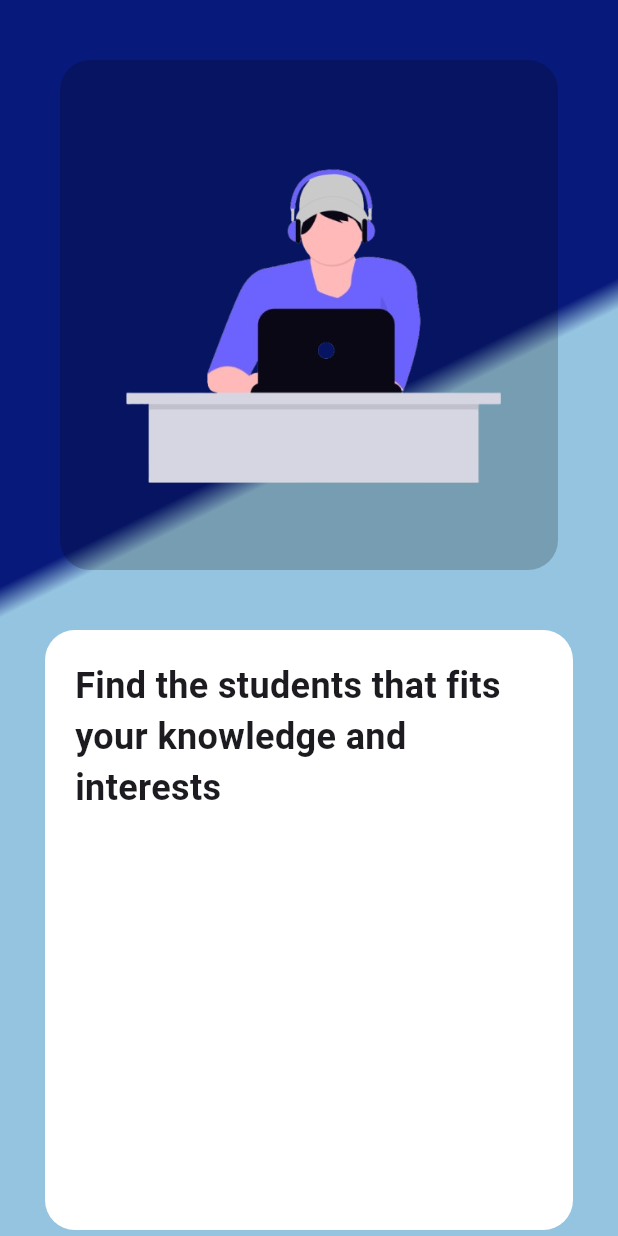
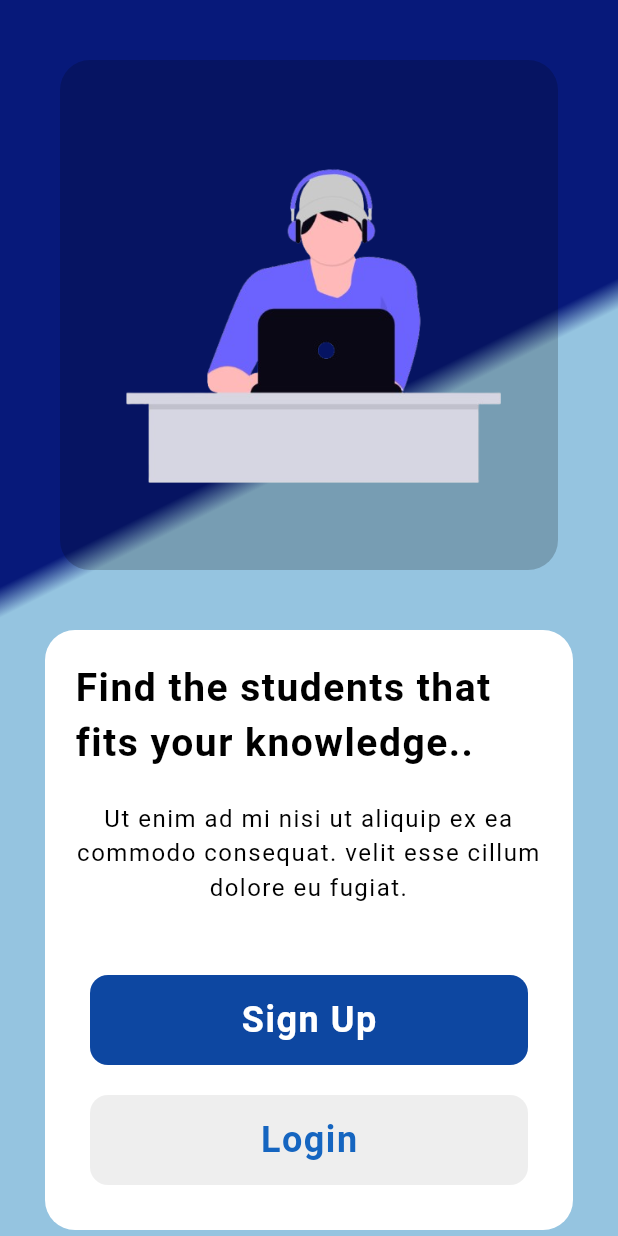
Before and after one commit to iamfarazbaloch/flutter_projects, a Flutter app: the screen it shows after launch, on a phone screen of 412 x 824 dp. Run offline on Flutter 3.47's test engine with Material 3 defaults, Android fonts, the phone set to English and light mode, and no system bars; our stand-ins replace cloud_firestore, firebase_auth, firebase_core, flutter_slidable, gap, google_fonts and 4 more; missing offline and left inert: agora_rtc_engine; accounts and stored records are empty.

Commit message:
complete welcome page

```diff
--- a/login_ui/lib/pages/splash_page.dart
+++ b/login_ui/lib/pages/splash_page.dart
@@ -1,4 +1,5 @@
 import 'package:flutter/material.dart';
+import 'package:gap/gap.dart';
 
 class SplashPage extends StatefulWidget {
   const SplashPage({super.key});
@@ -81,11 +82,39 @@ class _SplashPageState extends State<SplashPage> {
               child: Column(
                 children: [
                   Text(
-                    "Find the students that fits your knowledge and interests",
+                    "Find the students that fits your knowledge..",
                     style: TextStyle(
-                      fontSize: 24,
+                      fontSize: 26,
                       fontWeight: FontWeight.bold,
+                      letterSpacing: 1,
+                      color: Colors.black,
                     ),
+                  ),
+                  Gap(20),
+                  Text(
+                    "Ut enim ad mi nisi ut aliquip ex ea commodo consequat. velit esse cillum dolore eu fugiat.",
+                    textAlign: TextAlign.center,
+                    style: TextStyle(
+                      fontSize: 16,
+                      letterSpacing: 1,
+                      fontWeight: FontWeight.w400,
+                      color: Colors.black,
+                    ),
+                  ),
+                  Spacer(),
+                  _button(
+                    () {},
+                    'Sign Up',
+                    Colors.blue.shade900,
+                    Colors.white,
+                    context,
+                  ),
+                  _button(
+                    () {},
+                    'Login',
+                    Colors.grey.shade200,
+                    Colors.blue.shade800,
+                    context,
                   ),
                 ],
               ),
@@ -95,4 +124,35 @@ class _SplashPageState extends State<SplashPage> {
       ),
     );
   }
+
+  Widget _button(
+    void Function()? onTap,
+    String text,
+    Color color,
+    Color textColor,
+    BuildContext context,
+  ) {
+    return GestureDetector(
+      onTap: onTap,
+      child: Container(
+        margin: EdgeInsets.all(10),
+        alignment: Alignment.center,
+        height: 60,
+        width: double.infinity,
+        decoration: BoxDecoration(
+          color: color,
+          borderRadius: BorderRadius.circular(12),
+        ),
+        child: Text(
+          text,
+          style: TextStyle(
+            color: textColor,
+            fontSize: 24,
+            fontWeight: FontWeight.bold,
+            letterSpacing: 1,
+          ),
+        ),
+      ),
+    );
+  }
 }
--- a/login_ui/pubspec.yaml
+++ b/login_ui/pubspec.yaml
@@ -35,6 +35,7 @@ dependencies:
   # Use with the CupertinoIcons class for iOS style icons.
   cupertino_icons: ^1.0.8
   google_fonts: ^6.2.1
+  gap: ^3.0.1
 
 dev_dependencies:
   flutter_test:
```
Also changed, not shown: login_ui/pubspec.lock.
